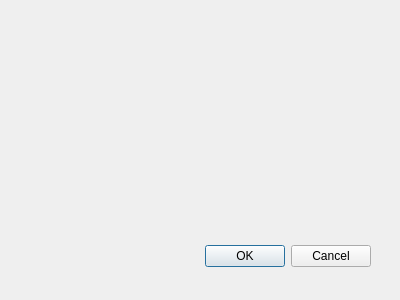
Above: signupdialog.ui from Biuuuuuuuu/buybuybuy before the change. Below: the same form after it.
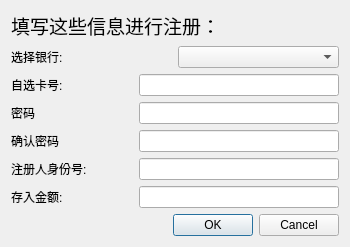
That is the form after the change.

```diff
--- a/signupdialog.ui
+++ b/signupdialog.ui
@@ -8,29 +8,206 @@
    <rect>
     <x>0</x>
     <y>0</y>
-    <width>400</width>
-    <height>300</height>
+    <width>350</width>
+    <height>230</height>
    </rect>
   </property>
+  <property name="maximumSize">
+   <size>
+    <width>350</width>
+    <height>230</height>
+   </size>
+  </property>
   <property name="windowTitle">
    <string>Dialog</string>
   </property>
-  <widget class="QDialogButtonBox" name="buttonBox">
-   <property name="geometry">
-    <rect>
-     <x>30</x>
-     <y>240</y>
-     <width>341</width>
-     <height>32</height>
-    </rect>
-   </property>
-   <property name="orientation">
-    <enum>Qt::Horizontal</enum>
-   </property>
-   <property name="standardButtons">
-    <set>QDialogButtonBox::Cancel|QDialogButtonBox::Ok</set>
-   </property>
-  </widget>
+  <layout class="QVBoxLayout" name="verticalLayout">
+   <item>
+    <widget class="QLabel" name="label_5">
+     <property name="font">
+      <font>
+       <family>等线 Light</family>
+       <pointsize>14</pointsize>
+      </font>
+     </property>
+     <property name="text">
+      <string>填写这些信息进行注册：</string>
+     </property>
+    </widget>
+   </item>
+   <item>
+    <spacer name="verticalSpacer">
+     <property name="orientation">
+      <enum>Qt::Vertical</enum>
+     </property>
+     <property name="sizeHint" stdset="0">
+      <size>
+       <width>20</width>
+       <height>40</height>
+      </size>
+     </property>
+    </spacer>
+   </item>
+   <item>
+    <layout class="QHBoxLayout" name="horizontalLayout">
+     <item>
+      <widget class="QLabel" name="label">
+       <property name="text">
+        <string>选择银行:</string>
+       </property>
+      </widget>
+     </item>
+     <item>
+      <widget class="QComboBox" name="bankSelect"/>
+     </item>
+    </layout>
+   </item>
+   <item>
+    <layout class="QHBoxLayout" name="horizontalLayout_2">
+     <item>
+      <widget class="QLabel" name="label_2">
+       <property name="text">
+        <string>自选卡号:</string>
+       </property>
+      </widget>
+     </item>
+     <item>
+      <widget class="QLineEdit" name="accountIDIn">
+       <property name="sizePolicy">
+        <sizepolicy hsizetype="MinimumExpanding" vsizetype="Fixed">
+         <horstretch>0</horstretch>
+         <verstretch>0</verstretch>
+        </sizepolicy>
+       </property>
+       <property name="maximumSize">
+        <size>
+         <width>200</width>
+         <height>16777215</height>
+        </size>
+       </property>
+      </widget>
+     </item>
+    </layout>
+   </item>
+   <item>
+    <layout class="QHBoxLayout" name="horizontalLayout_5">
+     <item>
+      <widget class="QLabel" name="label_6">
+       <property name="text">
+        <string>密码</string>
+       </property>
+      </widget>
+     </item>
+     <item>
+      <widget class="QLineEdit" name="pwIn">
+       <property name="sizePolicy">
+        <sizepolicy hsizetype="MinimumExpanding" vsizetype="Fixed">
+         <horstretch>0</horstretch>
+         <verstretch>0</verstretch>
+        </sizepolicy>
+       </property>
+       <property name="maximumSize">
+        <size>
+         <width>200</width>
+         <height>16777215</height>
+        </size>
+       </property>
+       <property name="echoMode">
+        <enum>QLineEdit::PasswordEchoOnEdit</enum>
+       </property>
+      </widget>
+     </item>
+    </layout>
+   </item>
+   <item>
+    <layout class="QHBoxLayout" name="horizontalLayout_6">
+     <item>
+      <widget class="QLabel" name="label_7">
+       <property name="text">
+        <string>确认密码</string>
+       </property>
+      </widget>
+     </item>
+     <item>
+      <widget class="QLineEdit" name="pwIn2">
+       <property name="maximumSize">
+        <size>
+         <width>200</width>
+         <height>16777215</height>
+        </size>
+       </property>
+       <property name="echoMode">
+        <enum>QLineEdit::PasswordEchoOnEdit</enum>
+       </property>
+      </widget>
+     </item>
+    </layout>
+   </item>
+   <item>
+    <layout class="QHBoxLayout" name="horizontalLayout_3">
+     <item>
+      <widget class="QLabel" name="label_3">
+       <property name="text">
+        <string>注册人身份号:</string>
+       </property>
+      </widget>
+     </item>
+     <item>
+      <widget class="QLineEdit" name="ownerIDIn">
+       <property name="sizePolicy">
+        <sizepolicy hsizetype="MinimumExpanding" vsizetype="Fixed">
+         <horstretch>0</horstretch>
+         <verstretch>0</verstretch>
+        </sizepolicy>
+       </property>
+       <property name="maximumSize">
+        <size>
+         <width>200</width>
+         <height>16777215</height>
+        </size>
+       </property>
+      </widget>
+     </item>
+    </layout>
+   </item>
+   <item>
+    <layout class="QHBoxLayout" name="horizontalLayout_4">
+     <item>
+      <widget class="QLabel" name="label_4">
+       <property name="text">
+        <string>存入金额:</string>
+       </property>
+      </widget>
+     </item>
+     <item>
+      <widget class="QLineEdit" name="moneyIn">
+       <property name="sizePolicy">
+        <sizepolicy hsizetype="MinimumExpanding" vsizetype="Fixed">
+         <horstretch>0</horstretch>
+         <verstretch>0</verstretch>
+        </sizepolicy>
+       </property>
+       <property name="maximumSize">
+        <size>
+         <width>200</width>
+         <height>16777215</height>
+        </size>
+       </property>
+      </widget>
+     </item>
+    </layout>
+   </item>
+   <item>
+    <widget class="QDialogButtonBox" name="buttonBox">
+     <property name="orientation">
+      <enum>Qt::Horizontal</enum>
+     </property>
+     <property name="standardButtons">
+      <set>QDialogButtonBox::Cancel|QDialogButtonBox::Ok</set>
+     </property>
+    </widget>
+   </item>
+  </layout>
  </widget>
  <pixmapfunction/>
  <resources/>
```
Left out of the diff: 42 changed lines with no effect on the pictures.
